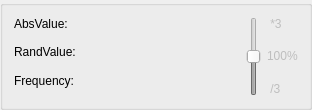
ryzom/ryzomcore, file code/nel/tools/3d/object_viewer_qt/src/vegetable_noise_value_form.ui: the form before one commit.
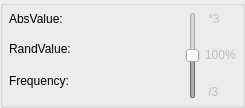
The form after the commit. Custom widgets are drawn as their Qt base class.

Diff of the .ui file:
```diff
--- a/code/nel/tools/3d/object_viewer_qt/src/vegetable_noise_value_form.ui
+++ b/code/nel/tools/3d/object_viewer_qt/src/vegetable_noise_value_form.ui
@@ -6,8 +6,8 @@
    <rect>
     <x>0</x>
     <y>0</y>
-    <width>312</width>
-    <height>110</height>
+    <width>245</width>
+    <height>108</height>
    </rect>
   </property>
   <property name="windowTitle">
@@ -17,6 +17,12 @@
    <string/>
   </property>
   <layout class="QGridLayout" name="gridLayout">
+   <property name="margin">
+    <number>6</number>
+   </property>
+   <property name="spacing">
+    <number>5</number>
+   </property>
    <item row="0" column="0">
     <widget class="QLabel" name="label_3">
      <property name="text">
```
